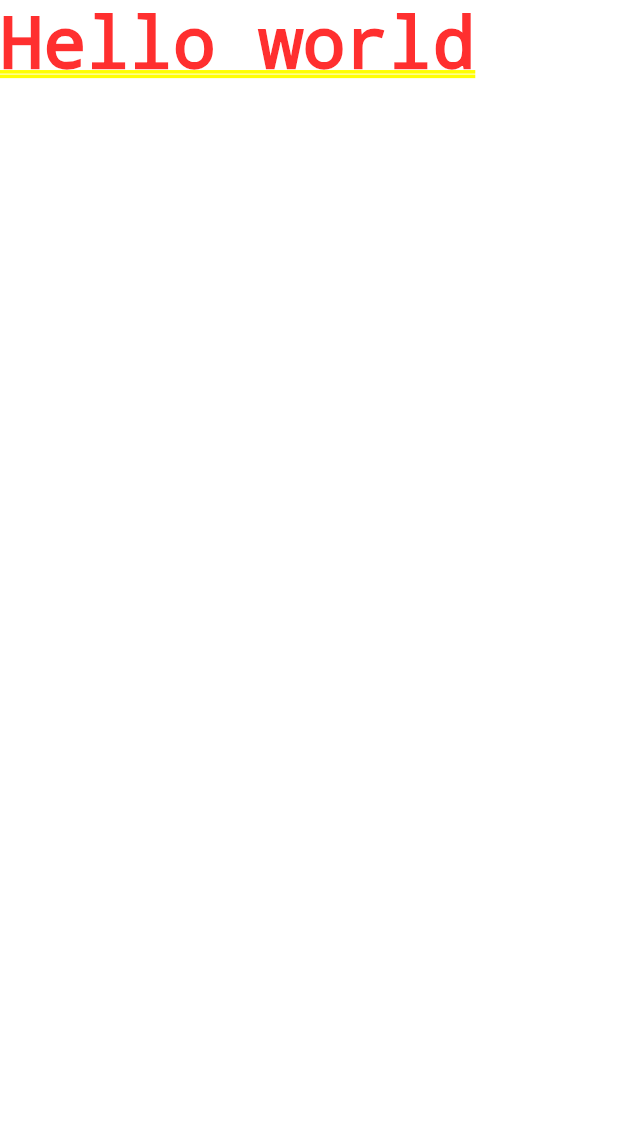
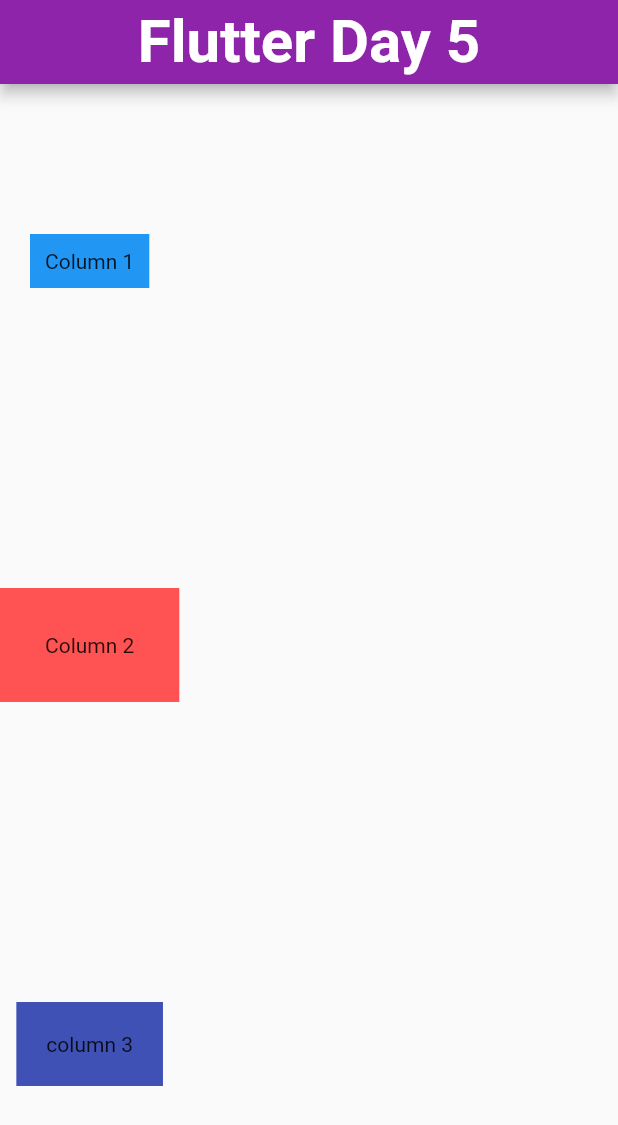
Before and after one commit to joyadeep/flutter, a Flutter app: the screen it shows after launch, on a phone screen of 412 x 824 dp. Shown: the top 1125 px of the screen. Run offline on Flutter 3.47's test engine with Material 2 defaults, Android fonts, the phone set to English and light mode, and no system bars.

Commit message:
initial commit

```diff
--- a/lib/main.dart
+++ b/lib/main.dart
@@ -2,8 +2,62 @@ import 'package:flutter/material.dart';
 
 void main() {
   runApp(
-    const MaterialApp(
-      home: Text('Hello world'),
-    ),
+    MaterialApp(home: Home()),
   );
 }
+
+class Home extends StatelessWidget {
+  @override
+  Widget build(BuildContext context) {
+    return Scaffold(
+        appBar: AppBar(
+          title: Text(
+            "Flutter Day 5",
+            style: TextStyle(fontWeight: FontWeight.w600, fontSize: 40.0),
+          ),
+          centerTitle: true,
+          backgroundColor: Colors.purple[600],
+        ),
+        // body: Row(
+        //   mainAxisAlignment: MainAxisAlignment.spaceEvenly,
+        //   crossAxisAlignment: CrossAxisAlignment.center,
+        //   children: [
+        //     Container(
+        //       child: Text("Row 1"),
+        //       padding: EdgeInsets.all(10.0),
+        //       margin: EdgeInsets.all(20),
+        //       color: Colors.amber,
+        //     ),
+        //     Container(
+        //         child: Text("Row 2"),
+        //         padding: EdgeInsets.all(10.0),
+        //         color: Colors.tealAccent),
+        //     Container(
+        //         child: Text("Row 3"),
+        //         padding: EdgeInsets.all(20.0),
+        //         color: Colors.blue)
+        //   ],
+        // ));
+
+        body: Column(
+          mainAxisAlignment: MainAxisAlignment.spaceAround,
+          crossAxisAlignment: CrossAxisAlignment.center,
+          children: [
+            Container(
+              child: Text('Column 1'),
+              color: Colors.blue,
+              padding: EdgeInsets.all(10),
+            ),
+            Container(
+                child: Text('Column 2'),
+                color: Colors.redAccent,
+                padding: EdgeInsets.all(30)),
+            Container(
+              child: Text('column 3'),
+              color: Colors.indigo,
+              padding: EdgeInsets.all(20),
+            )
+          ],
+        ));
+  }
+}
```
